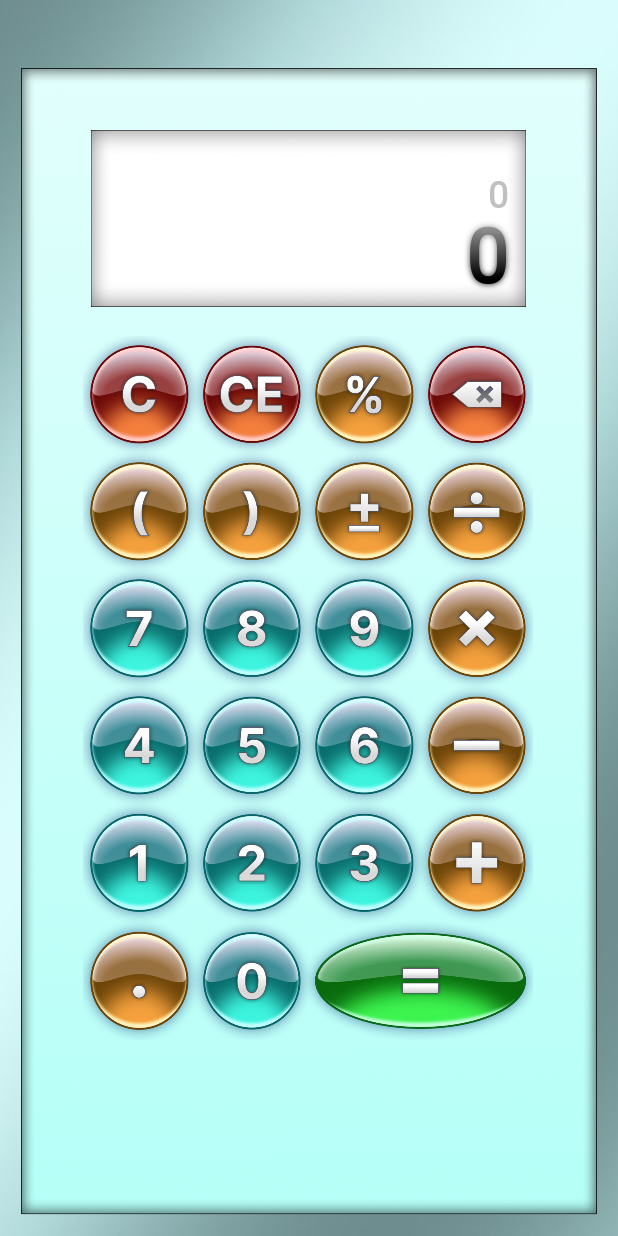
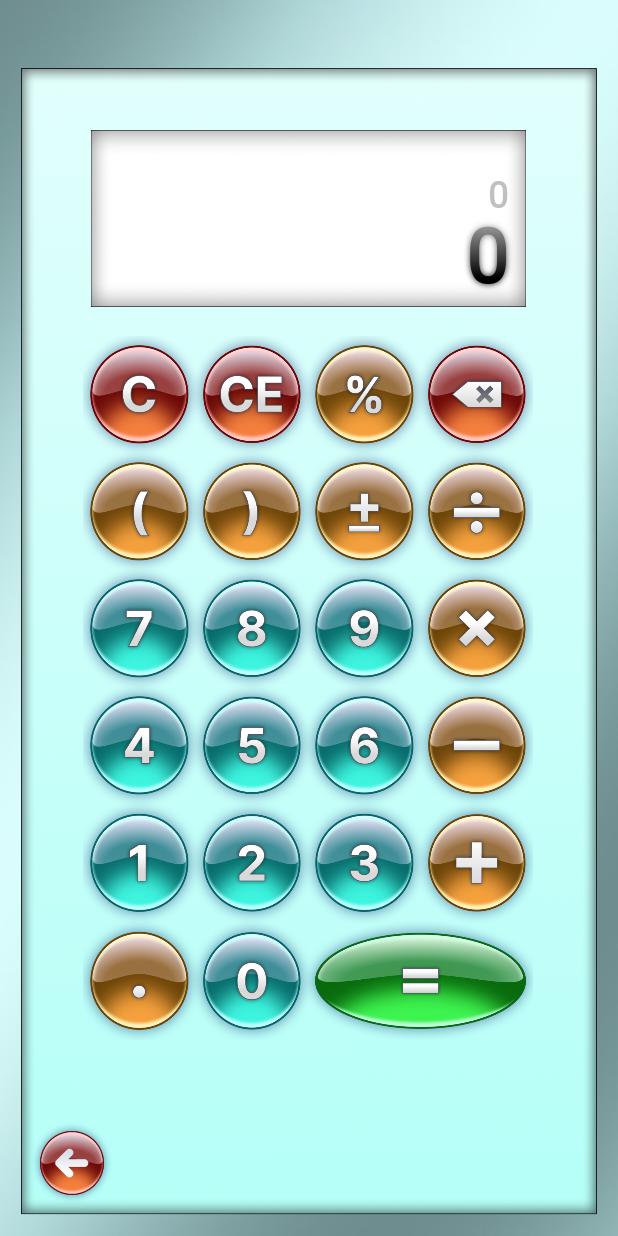
Before and after one commit to hanyashi/REY_ABRERA-IT0079-ACTIVITY-4, an Android app: the CalculatorActivity screen opened directly, with no data from a screen before it, on a phone screen of 412 x 824 dp. Run offline under Robolectric (Android 15) with nearby library versions, the phone set to English and light mode, and no system bars; libraries missing offline, so code that uses them is left out: com.notkamui.keval.

Commit message:
add back button to calculator screen

```diff
--- a/app/src/main/java/com/example/fredrick_abrera_ricardo_rey_act3/CalculatorActivity.kt
+++ b/app/src/main/java/com/example/fredrick_abrera_ricardo_rey_act3/CalculatorActivity.kt
@@ -1,6 +1,7 @@
 package com.example.fredrick_abrera_ricardo_rey_act3
 
 import android.annotation.SuppressLint
+import android.content.Intent
 import android.graphics.LinearGradient
 import android.graphics.Shader
 import android.graphics.Shader.TileMode
@@ -42,13 +43,7 @@ class CalculatorActivity : AppCompatActivity() {
         equalsSymbol = getString(R.string.equals_symbol)
         syntaxErrorMessage = getString(R.string.syntax_error_message)
 
-//        private lateinit var soundPool: SoundPool
-//        soundPool = SoundPool.Builder()
-//            .setMaxStreams(5)
-//            .build()
-//        exampleSound = soundPool.load(this, R.raw.<filename>, 1)
-//        soundPool.play(exampleSound, 1f, 1f, 0, 0, 1f)
-//        parameters are (<soundID>, <left volume>, <right volume>, <priority>, <loop>, <rate>)
+        val backBtn = findViewById<ImageButton>(R.id.backBtn)
 
         soundPool = SoundPool.Builder()
             .setMaxStreams(5)
@@ -182,6 +177,10 @@ class CalculatorActivity : AppCompatActivity() {
             solution = expression + equalsSymbol
             tvResult.text = resultText
             tvSolution.text = solution
+        }
+        backBtn.setOnClickListener{
+            val intent = Intent(this, Menu::class.java)
+            startActivity(intent)
         }
 
         // destructive buttons
--- a/app/src/main/res/layout/activity_calculator.xml
+++ b/app/src/main/res/layout/activity_calculator.xml
@@ -280,4 +280,19 @@
 
     </GridLayout>
 
+    <ImageButton
+        android:id="@+id/backBtn"
+        android:layout_width="65dp"
+        android:layout_height="56dp"
+        android:background="@null"
+        android:contentDescription="@string/continuebutton"
+        android:scaleType="fitCenter"
+        app:layout_constraintBottom_toBottomOf="parent"
+        app:layout_constraintEnd_toEndOf="parent"
+        app:layout_constraintHorizontal_bias="0.045"
+        app:layout_constraintStart_toStartOf="parent"
+        app:layout_constraintTop_toTopOf="parent"
+        app:layout_constraintVertical_bias="0.973"
+        app:srcCompat="@drawable/vista_back_btn" />
+
 </androidx.constraintlayout.widget.ConstraintLayout>
```
